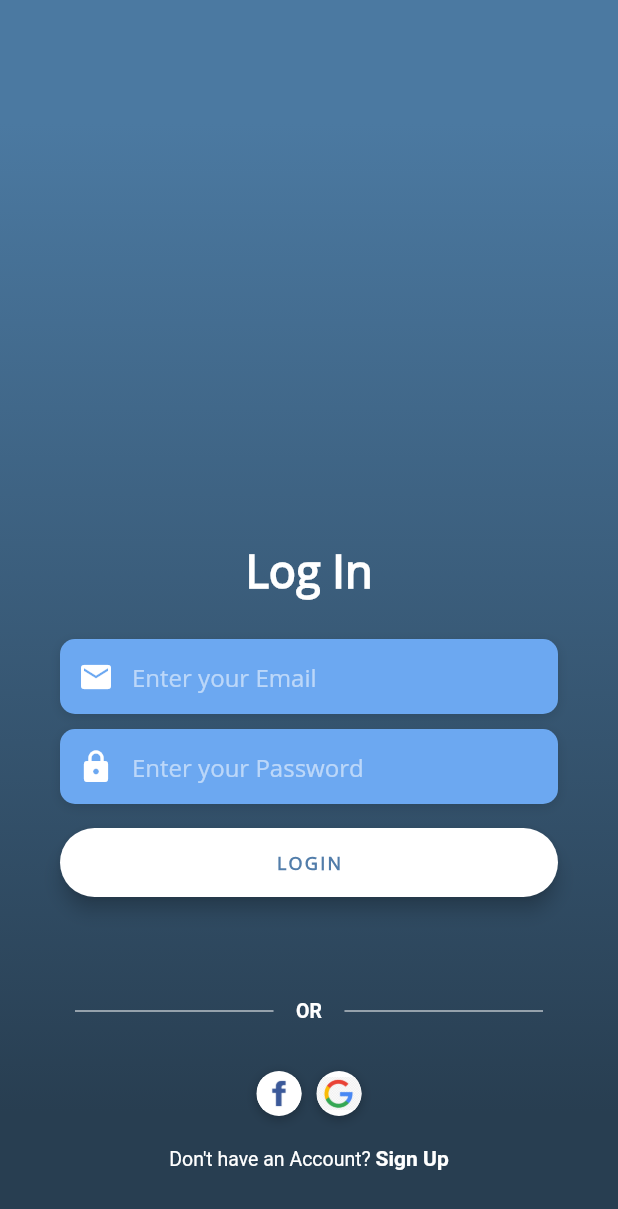
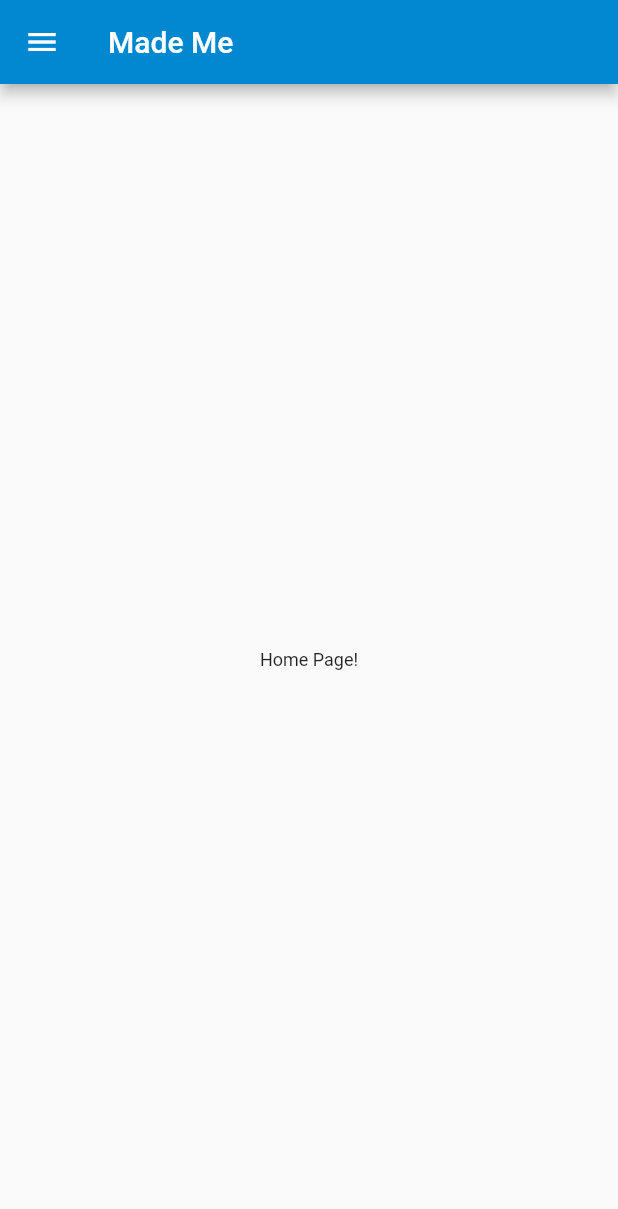
Before and after one commit to espanyoh/mademe-mobile, a Flutter app: the screen it shows after launch, after a tap on "LOGIN", on a phone screen of 412 x 824 dp. Shown: the top 1209 px of the screen. Run offline on Flutter 3.47's test engine with Material 2 defaults, Android fonts, the phone set to English and light mode, and no system bars; Roboto replaces fonts that are missing (Georgia, Hind).

Commit message:
first drawer version

```diff
--- a/lib/main.dart
+++ b/lib/main.dart
@@ -12,6 +12,22 @@ class MyApp extends StatelessWidget {
       title: 'Flutter Login UI',
       debugShowCheckedModeBanner: false,
       home: LoginScreen(),
+      theme: ThemeData(
+        // primaryColor: Color(0xFF048295),
+        primaryColor: Colors.lightBlue[700],
+        accentColor: Colors.cyan[600],
+
+        // Define the default font family.
+        fontFamily: 'Georgia',
+
+        // Define the default TextTheme. Use this to specify the default
+        // text styling for headlines, titles, bodies of text, and more.
+        textTheme: TextTheme(
+          headline: TextStyle(fontSize: 36.0, fontWeight: FontWeight.bold),
+          title: TextStyle(fontSize: 20.0, fontStyle: FontStyle.italic),
+          body1: TextStyle(fontSize: 12.0, fontFamily: 'Hind'),
+        ),
+      ),
     );
   }
 }
--- /dev/null
+++ b/lib/screens/home_screen.dart
@@ -0,0 +1,99 @@
+import 'package:flutter/material.dart';
+import 'package:mademe/screens/login_screen.dart';
+
+class HomeScreen extends StatefulWidget {
+  @override
+  _HomeScreenState createState() => _HomeScreenState();
+}
+
+class _HomeScreenState extends State<HomeScreen> {
+  @override
+  Widget build(BuildContext context) {
+    return Scaffold(
+      appBar: AppBar(
+        title: Text("Made Me"),
+        backgroundColor: Theme.of(context).primaryColor,
+      ),
+      body: Column(
+        mainAxisAlignment: MainAxisAlignment.center,
+        children: <Widget>[
+          Center(child: Text('Home Page!')),
+        ],
+      ),
+      drawer: Container(
+        width: 200.0,
+        child: Drawer(
+          child: ListView(
+            // Important: Remove any padding from the ListView.
+            padding: EdgeInsets.zero,
+            children: <Widget>[
+              DrawerHeader(
+                child: Text(
+                  'Welcome Esponyoh',
+                  style: Theme.of(context).textTheme.title,
+                  textAlign: TextAlign.center,
+                ),
+                decoration: BoxDecoration(
+                  color: Theme.of(context).accentColor,
+                ),
+              ),
+              ListTile(
+                leading: Icon(Icons.home),
+                title: Text(
+                  'Home',
+                  style: Theme.of(context).textTheme.body1,
+                ),
+                onTap: () {
+                  Navigator.pop(context);
+                },
+              ),
+              ListTile(
+                leading: Icon(Icons.next_week),
+                title: Text(
+                  'New Plan',
+                  style: Theme.of(context).textTheme.body1,
+                ),
+                onTap: () {
+                  Navigator.pop(context);
+                },
+              ),
+              ListTile(
+                leading: Icon(Icons.archive),
+                title: Text(
+                  'Archived Plan',
+                  style: Theme.of(context).textTheme.body1,
+                ),
+                onTap: () {
+                  Navigator.pop(context);
+                },
+              ),
+              ListTile(
+                leading: Icon(Icons.info),
+                title: Text(
+                  'About us',
+                  style: Theme.of(context).textTheme.body1,
+                ),
+                onTap: () {
+                  Navigator.pop(context);
+                },
+              ),
+              ListTile(
+                leading: Icon(Icons.exit_to_app),
+                title: Text(
+                  'Log out',
+                  style: Theme.of(context).textTheme.body1,
+                ),
+                onTap: () {
+                  Navigator.push(
+                    context,
+                    MaterialPageRoute(builder: (context) => LoginScreen()),
+                  );
+                },
+              ),
+            ],
+          ),
+        ),
+      ),
+    );
+  }
+}
--- a/lib/screens/login_screen.dart
+++ b/lib/screens/login_screen.dart
@@ -1,5 +1,6 @@
 import 'package:flutter/material.dart';
 import 'package:flutter/services.dart';
+import 'package:mademe/screens/home_screen.dart';
 import 'package:mademe/utilities/constants.dart';
 
 import 'register_screen.dart';
@@ -76,7 +77,12 @@ class _LoginScreenState extends State<LoginScreen> {
       width: double.infinity,
       child: RaisedButton(
         elevation: 5.0,
-        onPressed: () => print('Login Button Pressed'),
+        onPressed: () {
+          Navigator.push(
+            context,
+            MaterialPageRoute(builder: (context) => HomeScreen()),
+          );
+        },
         padding: EdgeInsets.all(15.0),
         shape: RoundedRectangleBorder(
           borderRadius: BorderRadius.circular(30.0),
```
